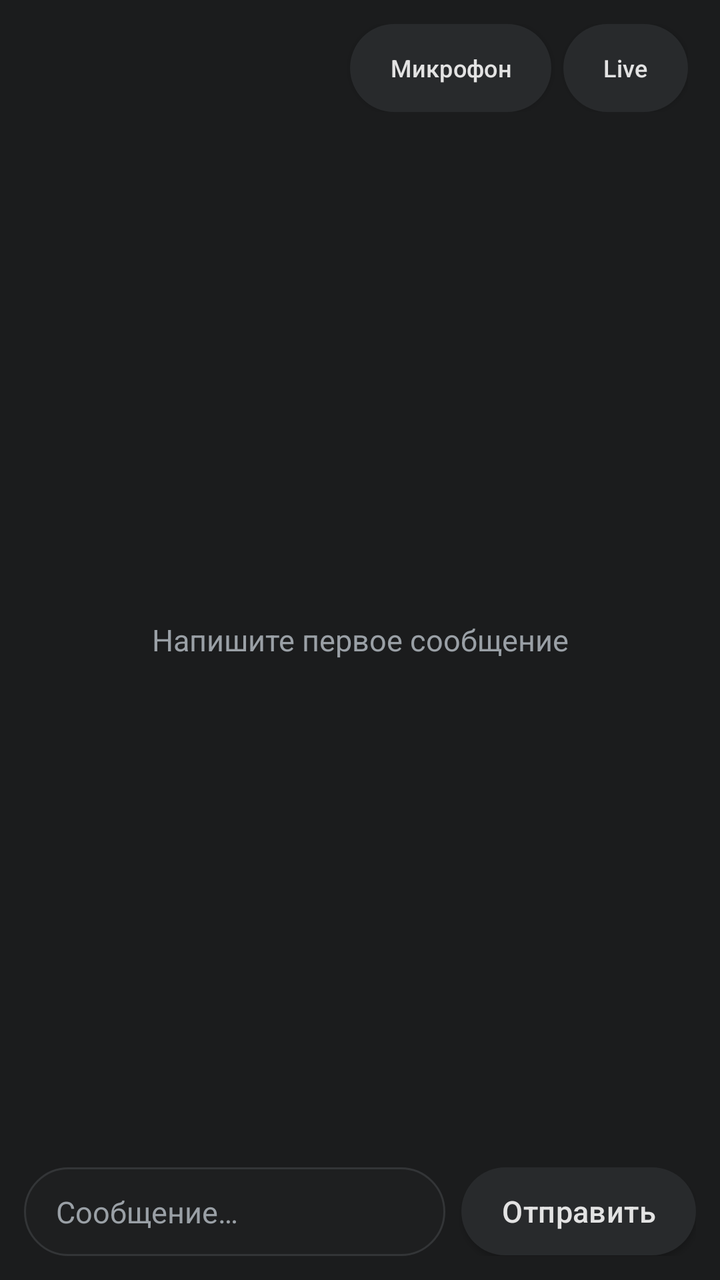
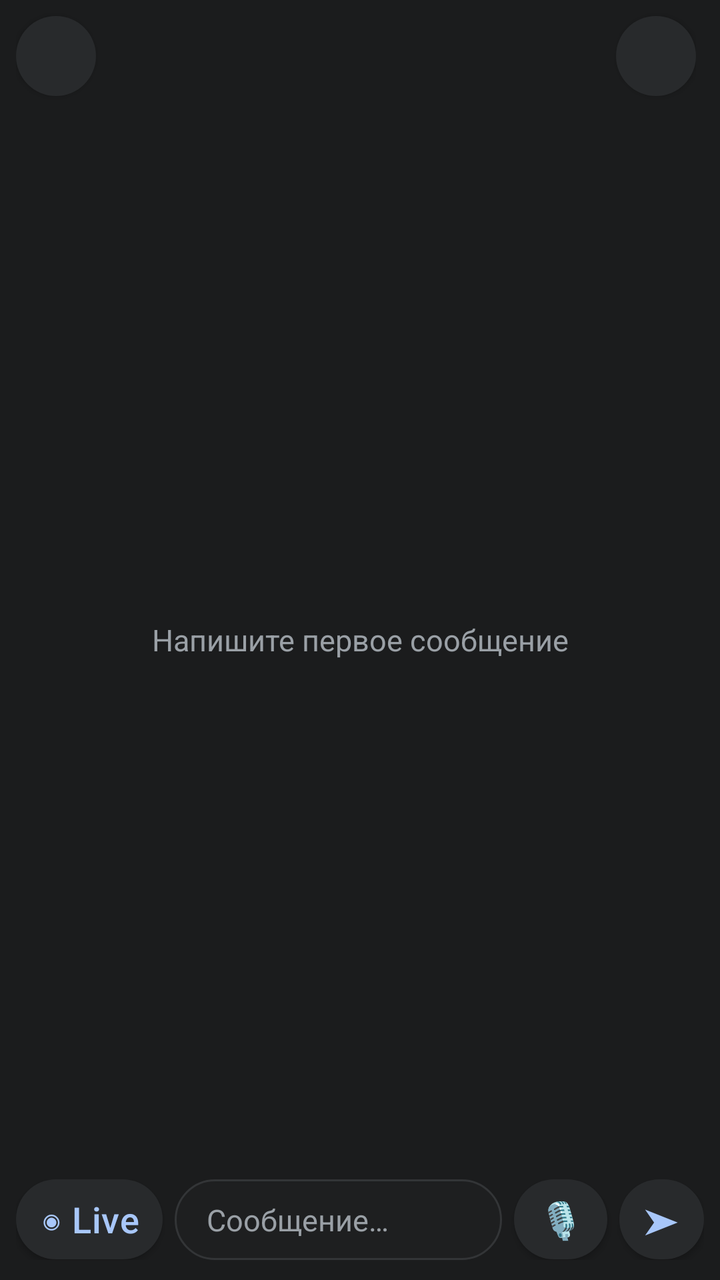

An Android layout rendered at two revisions. The XML below is the earlier revision; the diff shows what the commit changed to produce the second picture.
<!-- AndroidManifest.xml: application theme AppTheme -->
<!-- res/layout/activity_chat.xml -->
<?xml version="1.0" encoding="utf-8"?>
<LinearLayout xmlns:android="http://schemas.android.com/apk/res/android"
    android:layout_width="match_parent"
    android:layout_height="match_parent"
    android:background="@color/bg"
    android:orientation="vertical">

    <LinearLayout
        android:layout_width="match_parent"
        android:layout_height="wrap_content"
        android:gravity="center_vertical"
        android:orientation="horizontal"
        android:paddingStart="16dp"
        android:paddingTop="12dp"
        android:paddingEnd="16dp">

        <TextView
            android:id="@+id/chat_header"
            android:layout_width="0dp"
            android:layout_height="wrap_content"
            android:layout_weight="1"
            android:ellipsize="end"
            android:maxLines="2"
            android:textColor="@color/fg"
            android:textSize="16sp"
            android:textStyle="bold" />

        <Button
            android:id="@+id/btn_mic"
            android:layout_width="wrap_content"
            android:layout_height="wrap_content"
            android:layout_marginStart="8dp"
            android:minWidth="0dp"
            android:text="@string/btn_mic"
            android:textSize="12sp" />

        <Button
            android:id="@+id/btn_live"
            android:layout_width="wrap_content"
            android:layout_height="wrap_content"
            android:layout_marginStart="6dp"
            android:minWidth="0dp"
            android:text="@string/btn_live"
            android:textSize="12sp" />
    </LinearLayout>

    <FrameLayout
        android:layout_width="match_parent"
        android:layout_height="0dp"
        android:layout_marginTop="8dp"
        android:layout_weight="1">

        <ListView
            android:id="@+id/chat_messages"
            android:layout_width="match_parent"
            android:layout_height="match_parent"
            android:clipToPadding="false"
            android:divider="@null"
            android:dividerHeight="0dp"
            android:paddingStart="12dp"
            android:paddingEnd="12dp"
            android:stackFromBottom="true"
            android:transcriptMode="normal" />

        <TextView
            android:id="@+id/chat_empty"
            android:layout_width="match_parent"
            android:layout_height="wrap_content"
            android:layout_gravity="center"
            android:gravity="center"
            android:padding="24dp"
            android:text="@string/chat_empty"
            android:textColor="@color/muted"
            android:textSize="15sp" />
    </FrameLayout>

    <LinearLayout
        android:layout_width="match_parent"
        android:layout_height="wrap_content"
        android:gravity="center_vertical"
        android:orientation="horizontal"
        android:paddingStart="12dp"
        android:paddingTop="8dp"
        android:paddingEnd="12dp"
        android:paddingBottom="12dp">

        <EditText
            android:id="@+id/chat_input"
            android:layout_width="0dp"
            android:layout_height="wrap_content"
            android:layout_weight="1"
            android:hint="@string/chat_hint"
            android:inputType="textMultiLine|textCapSentences"
            android:maxLines="4"
            android:background="@drawable/bg_input"
            android:paddingStart="16dp"
            android:paddingEnd="16dp"
            android:paddingTop="12dp"
            android:paddingBottom="12dp"
            android:textColor="@color/fg"
            android:textColorHint="@color/muted"
            android:textSize="15sp" />

        <Button
            android:id="@+id/btn_send"
            android:layout_width="wrap_content"
            android:layout_height="wrap_content"
            android:layout_marginStart="8dp"
            android:text="@string/btn_send" />
    </LinearLayout>
</LinearLayout>
<!-- resources referenced by this layout -->
<resources>
  <color name="bg">#FF1B1C1D</color>
  <color name="fg">#FFE3E3E3</color>
  <color name="muted">#FF9AA0A6</color>
  <!-- drawable bg_input (drawable) -->
  <?xml version="1.0" encoding="utf-8"?>
  <shape xmlns:android="http://schemas.android.com/apk/res/android"
      android:shape="rectangle">
      <solid android:color="@color/surface" />
      <corners android:radius="24dp" />
      <stroke android:width="1dp" android:color="@color/line" />
  </shape>
  <string name="btn_live">Live</string>
  <string name="btn_mic">Микрофон</string>
  <string name="btn_send">Отправить</string>
  <string name="chat_empty">Напишите первое сообщение</string>
  <string name="chat_hint">Сообщение…</string>
  <style name="AppTheme" parent="@android:style/Theme.Material.NoActionBar">
          <item name="android:windowBackground">@color/bg</item>
          <item name="android:statusBarColor">@color/bg</item>
          <item name="android:navigationBarColor">@color/bg</item>
          <item name="android:textColorPrimary">@color/fg</item>
          <item name="android:colorAccent">@color/accent</item>
          
          <item name="android:buttonStyle">@style/PillButton</item>
      </style>
  <color name="surface">#FF1E1F20</color>
  <color name="line">#FF333537</color>
  <color name="accent">#FFA8C7FA</color>
  <style name="PillButton" parent="@android:style/Widget.Material.Button">
          <item name="android:background">@drawable/bg_pill_button</item>
          <item name="android:textColor">@color/fg</item>
          <item name="android:textAllCaps">false</item>
          <item name="android:textSize">15sp</item>
          <item name="android:letterSpacing">0.01</item>
          <item name="android:minHeight">44dp</item>
          <item name="android:paddingStart">20dp</item>
          <item name="android:paddingEnd">20dp</item>
      </style>
  <!-- drawable bg_pill_button (drawable) -->
  <?xml version="1.0" encoding="utf-8"?>
  <ripple xmlns:android="http://schemas.android.com/apk/res/android"
      android:color="#33FFFFFF">
      <item>
          <shape android:shape="rectangle">
              <solid android:color="@color/surface2" />
              <corners android:radius="24dp" />
          </shape>
      </item>
  </ripple>
  <color name="surface2">#FF282A2C</color>
</resources>

<!-- the commit's change to res/layout/activity_chat.xml (unified diff, before → after) -->
@@ -1,111 +1,208 @@
 <?xml version="1.0" encoding="utf-8"?>
-<LinearLayout xmlns:android="http://schemas.android.com/apk/res/android"
+<FrameLayout xmlns:android="http://schemas.android.com/apk/res/android"
+    android:id="@+id/chat_root"
     android:layout_width="match_parent"
     android:layout_height="match_parent"
-    android:background="@color/bg"
-    android:orientation="vertical">
-
+    android:background="?attr/colBg">
+
+    
     <LinearLayout
         android:layout_width="match_parent"
-        android:layout_height="wrap_content"
-        android:gravity="center_vertical"
-        android:orientation="horizontal"
-        android:paddingStart="16dp"
-        android:paddingTop="12dp"
-        android:paddingEnd="16dp">
+        android:layout_height="match_parent"
+        android:orientation="vertical">
+
+        
+        <LinearLayout
+            android:layout_width="match_parent"
+            android:layout_height="56dp"
+            android:gravity="center_vertical"
+            android:orientation="horizontal"
+            android:paddingStart="8dp"
+            android:paddingEnd="12dp">
+
+            <Button
+                android:id="@+id/btn_drawer"
+                android:layout_width="40dp"
+                android:layout_height="40dp"
+                android:contentDescription="@string/drawer_open"
+                android:minWidth="0dp"
+                android:text="@string/icon_menu"
+                android:textSize="20sp" />
+
+            <TextView
+                android:id="@+id/chat_header"
+                android:layout_width="0dp"
+                android:layout_height="wrap_content"
+                android:layout_marginStart="6dp"
+                android:layout_weight="1"
+                android:ellipsize="end"
+                android:maxLines="1"
+                android:textColor="?attr/colFg"
+                android:textSize="17sp"
+                android:textStyle="bold" />
+
+            <Button
+                android:id="@+id/btn_new_chat"
+                android:layout_width="40dp"
+                android:layout_height="40dp"
+                android:contentDescription="@string/btn_new_chat"
+                android:minWidth="0dp"
+                android:text="@string/icon_compose"
+                android:textSize="20sp" />
+        </LinearLayout>
+
+        <FrameLayout
+            android:layout_width="match_parent"
+            android:layout_height="0dp"
+            android:layout_weight="1">
+
+            <ListView
+                android:id="@+id/chat_messages"
+                android:layout_width="match_parent"
+                android:layout_height="match_parent"
+                android:clipToPadding="false"
+                android:divider="@null"
+                android:dividerHeight="0dp"
+                android:paddingStart="12dp"
+                android:paddingTop="4dp"
+                android:paddingEnd="12dp"
+                android:paddingBottom="8dp"
+                android:stackFromBottom="true"
+                android:transcriptMode="normal" />
+
+            <TextView
+                android:id="@+id/chat_empty"
+                android:layout_width="match_parent"
+                android:layout_height="wrap_content"
+                android:layout_gravity="center"
+                android:gravity="center"
+                android:padding="24dp"
+                android:text="@string/chat_empty"
+                android:textColor="?attr/colMuted"
+                android:textSize="15sp" />
+        </FrameLayout>
+
+        
+        <LinearLayout
+            android:layout_width="match_parent"
+            android:layout_height="wrap_content"
+            android:gravity="center_vertical"
+            android:orientation="horizontal"
+            android:paddingStart="8dp"
+            android:paddingTop="6dp"
+            android:paddingEnd="8dp"
+            android:paddingBottom="10dp">
+
+            <Button
+                android:id="@+id/btn_live"
+                android:layout_width="wrap_content"
+                android:layout_height="40dp"
+                android:contentDescription="@string/btn_live"
+                android:minWidth="0dp"
+                android:paddingStart="12dp"
+                android:paddingEnd="12dp"
+                android:text="@string/icon_live"
+                android:textColor="?attr/colAccent"
+                android:textSize="18sp" />
+
+            <EditText
+                android:id="@+id/chat_input"
+                android:layout_width="0dp"
+                android:layout_height="wrap_content"
+                android:layout_marginStart="6dp"
+                android:layout_weight="1"
+                android:background="@drawable/bg_input"
+                android:hint="@string/chat_hint"
+                android:inputType="textMultiLine|textCapSentences"
+                android:maxLines="4"
+                android:paddingStart="16dp"
+                android:paddingTop="10dp"
+                android:paddingEnd="16dp"
+                android:paddingBottom="10dp"
+                android:textColor="?attr/colFg"
+                android:textColorHint="?attr/colMuted"
+                android:textSize="15sp" />
+
+            <Button
+                android:id="@+id/btn_mic"
+                android:layout_width="wrap_content"
+                android:layout_height="40dp"
+                android:layout_marginStart="6dp"
+                android:contentDescription="@string/btn_mic"
+                android:minWidth="0dp"
+                android:paddingStart="12dp"
+                android:paddingEnd="12dp"
+                android:text="@string/icon_mic"
+                android:textSize="18sp" />
+
+            <Button
+                android:id="@+id/btn_send"
+                android:layout_width="wrap_content"
+                android:layout_height="40dp"
+                android:layout_marginStart="6dp"
+                android:contentDescription="@string/btn_send"
+                android:minWidth="0dp"
+                android:paddingStart="12dp"
+                android:paddingEnd="12dp"
+                android:text="@string/icon_send"
+                android:textColor="?attr/colAccent"
+                android:textSize="18sp" />
+        </LinearLayout>
+    </LinearLayout>
+
+    
+    <View
+        android:id="@+id/drawer_scrim"
+        android:layout_width="match_parent"
+        android:layout_height="match_parent"
+        android:background="#88000000"
+        android:visibility="gone" />
+
+    
+    <LinearLayout
+        android:id="@+id/drawer"
+        android:layout_width="300dp"
+        android:layout_height="match_parent"
+        android:background="?attr/colSurface"
+        android:orientation="vertical"
+        android:translationX="-300dp">
 
         <TextView
-            android:id="@+id/chat_header"
-            android:layout_width="0dp"
+            android:layout_width="match_parent"
             android:layout_height="wrap_content"
+            android:paddingStart="20dp"
+            android:paddingTop="20dp"
+            android:paddingEnd="20dp"
+            android:paddingBottom="12dp"
+            android:text="@string/drawer_title"
+            android:textColor="?attr/colFg"
+            android:textSize="18sp"
+            android:textStyle="bold" />
+
+        <TextView
+            android:id="@+id/drawer_new_chat"
+            android:layout_width="match_parent"
+            android:layout_height="48dp"
+            android:background="?android:attr/selectableItemBackground"
+            android:gravity="center_vertical"
+            android:paddingStart="20dp"
+            android:paddingEnd="20dp"
+            android:text="@string/btn_new_chat"
+            android:textColor="?attr/colAccent"
+            android:textSize="15sp" />
+
+        <View
+            android:layout_width="match_parent"
+            android:layout_height="1dp"
+            android:layout_marginTop="6dp"
+            android:background="?attr/colLine" />
+
+        <ListView
+            android:id="@+id/drawer_list"
+            android:layout_width="match_parent"
+            android:layout_height="0dp"
             android:layout_weight="1"
-            android:ellipsize="end"
-            android:maxLines="2"
-            android:textColor="@color/fg"
-            android:textSize="16sp"
-            android:textStyle="bold" />
-
-        <Button
-            android:id="@+id/btn_mic"
-            android:layout_width="wrap_content"
-            android:layout_height="wrap_content"
-            android:layout_marginStart="8dp"
-            android:minWidth="0dp"
-            android:text="@string/btn_mic"
-            android:textSize="12sp" />
-
-        <Button
-            android:id="@+id/btn_live"
-            android:layout_width="wrap_content"
-            android:layout_height="wrap_content"
-            android:layout_marginStart="6dp"
-            android:minWidth="0dp"
-            android:text="@string/btn_live"
-            android:textSize="12sp" />
+            android:divider="?attr/colLine"
+            android:dividerHeight="1dp" />
     </LinearLayout>
-
-    <FrameLayout
-        android:layout_width="match_parent"
-        android:layout_height="0dp"
-        android:layout_marginTop="8dp"
-        android:layout_weight="1">
-
-        <ListView
-            android:id="@+id/chat_messages"
-            android:layout_width="match_parent"
-            android:layout_height="match_parent"
-            android:clipToPadding="false"
-            android:divider="@null"
-            android:dividerHeight="0dp"
-            android:paddingStart="12dp"
-            android:paddingEnd="12dp"
-            android:stackFromBottom="true"
-            android:transcriptMode="normal" />
-
-        <TextView
-            android:id="@+id/chat_empty"
-            android:layout_width="match_parent"
-            android:layout_height="wrap_content"
-            android:layout_gravity="center"
-            android:gravity="center"
-            android:padding="24dp"
-            android:text="@string/chat_empty"
-            android:textColor="@color/muted"
-            android:textSize="15sp" />
-    </FrameLayout>
-
-    <LinearLayout
-        android:layout_width="match_parent"
-        android:layout_height="wrap_content"
-        android:gravity="center_vertical"
-        android:orientation="horizontal"
-        android:paddingStart="12dp"
-        android:paddingTop="8dp"
-        android:paddingEnd="12dp"
-        android:paddingBottom="12dp">
-
-        <EditText
-            android:id="@+id/chat_input"
-            android:layout_width="0dp"
-            android:layout_height="wrap_content"
-            android:layout_weight="1"
-            android:hint="@string/chat_hint"
-            android:inputType="textMultiLine|textCapSentences"
-            android:maxLines="4"
-            android:background="@drawable/bg_input"
-            android:paddingStart="16dp"
-            android:paddingEnd="16dp"
-            android:paddingTop="12dp"
-            android:paddingBottom="12dp"
-            android:textColor="@color/fg"
-            android:textColorHint="@color/muted"
-            android:textSize="15sp" />
-
-        <Button
-            android:id="@+id/btn_send"
-            android:layout_width="wrap_content"
-            android:layout_height="wrap_content"
-            android:layout_marginStart="8dp"
-            android:text="@string/btn_send" />
-    </LinearLayout>
-</LinearLayout>
+</FrameLayout>
<!-- resource entries referenced after the edit -->
@@ -7,30 +7,51 @@
   <?xml version="1.0" encoding="utf-8"?>
   <shape xmlns:android="http://schemas.android.com/apk/res/android"
       android:shape="rectangle">
-      <solid android:color="@color/surface" />
+      <solid android:color="?attr/colSurface" />
       <corners android:radius="24dp" />
-      <stroke android:width="1dp" android:color="@color/line" />
+      <stroke android:width="1dp" android:color="?attr/colLine" />
   </shape>
   <string name="btn_live">Live</string>
   <string name="btn_mic">Микрофон</string>
+  <string name="btn_new_chat">Новый чат</string>
   <string name="btn_send">Отправить</string>
   <string name="chat_empty">Напишите первое сообщение</string>
   <string name="chat_hint">Сообщение…</string>
+  <string name="drawer_open">Открыть историю чатов</string>
+  <string name="drawer_title">История чатов</string>
+  <string name="icon_compose">✎</string>
+  <string name="icon_live">◉ Live</string>
+  <string name="icon_menu">☰</string>
+  <string name="icon_mic">🎙</string>
+  <string name="icon_send">➤</string>
   <style name="AppTheme" parent="@android:style/Theme.Material.NoActionBar">
-          <item name="android:windowBackground">@color/bg</item>
-          <item name="android:statusBarColor">@color/bg</item>
-          <item name="android:navigationBarColor">@color/bg</item>
-          <item name="android:textColorPrimary">@color/fg</item>
-          <item name="android:colorAccent">@color/accent</item>
+          <item name="colBg">@color/bg</item>
+          <item name="colSurface">@color/surface</item>
+          <item name="colSurface2">@color/surface2</item>
+          <item name="colFg">@color/fg</item>
+          <item name="colMuted">@color/muted</item>
+          <item name="colAccent">@color/accent</item>
+          <item name="colOnAccent">@color/onAccent</item>
+          <item name="colLine">@color/line</item>
+          <item name="colBubbleUser">@color/bubbleUser</item>
+          <item name="colBubbleAi">@color/bubbleAi</item>
+          <item name="android:windowBackground">?attr/colBg</item>
+          <item name="android:statusBarColor">?attr/colBg</item>
+          <item name="android:navigationBarColor">?attr/colBg</item>
+          <item name="android:textColorPrimary">?attr/colFg</item>
+          <item name="android:colorAccent">?attr/colAccent</item>
           
           <item name="android:buttonStyle">@style/PillButton</item>
       </style>
   <color name="surface">#FF1E1F20</color>
   <color name="line">#FF333537</color>
+  <color name="bubbleUser">#FF333537</color>
+  <color name="bubbleAi">#FF1E1F20</color>
   <color name="accent">#FFA8C7FA</color>
+  <color name="onAccent">#FF1B1C1D</color>
   <style name="PillButton" parent="@android:style/Widget.Material.Button">
           <item name="android:background">@drawable/bg_pill_button</item>
-          <item name="android:textColor">@color/fg</item>
+          <item name="android:textColor">?attr/colFg</item>
           <item name="android:textAllCaps">false</item>
           <item name="android:textSize">15sp</item>
           <item name="android:letterSpacing">0.01</item>
@@ -44,7 +65,7 @@
       android:color="#33FFFFFF">
       <item>
           <shape android:shape="rectangle">
-              <solid android:color="@color/surface2" />
+              <solid android:color="?attr/colSurface2" />
               <corners android:radius="24dp" />
           </shape>
       </item>
